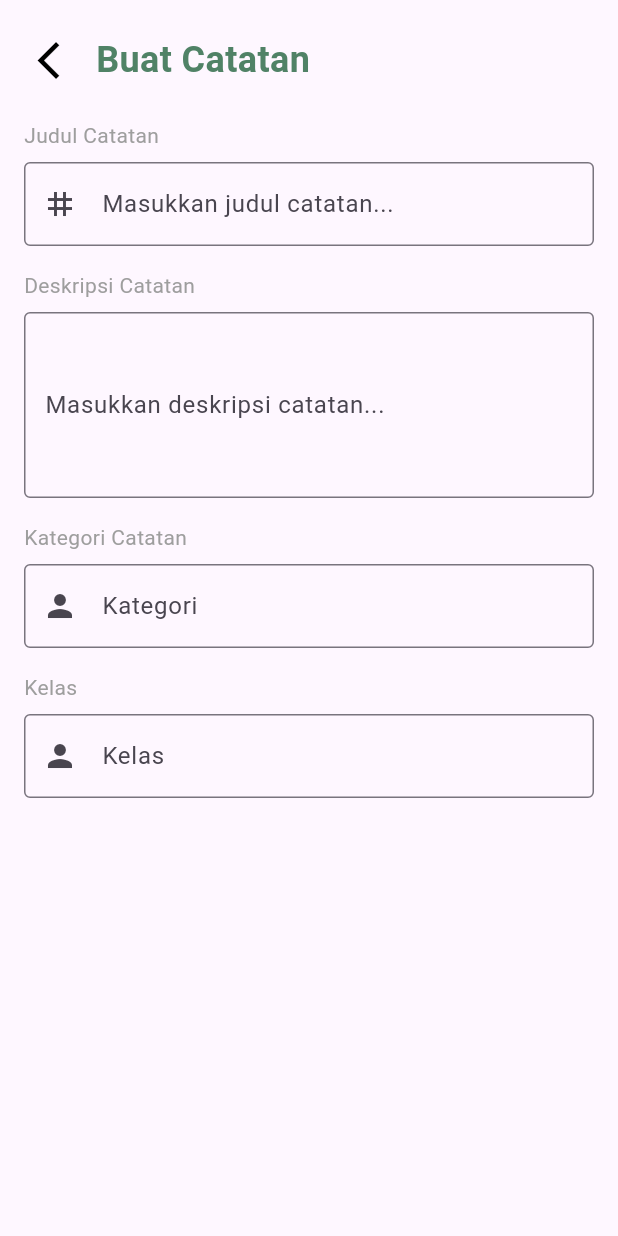
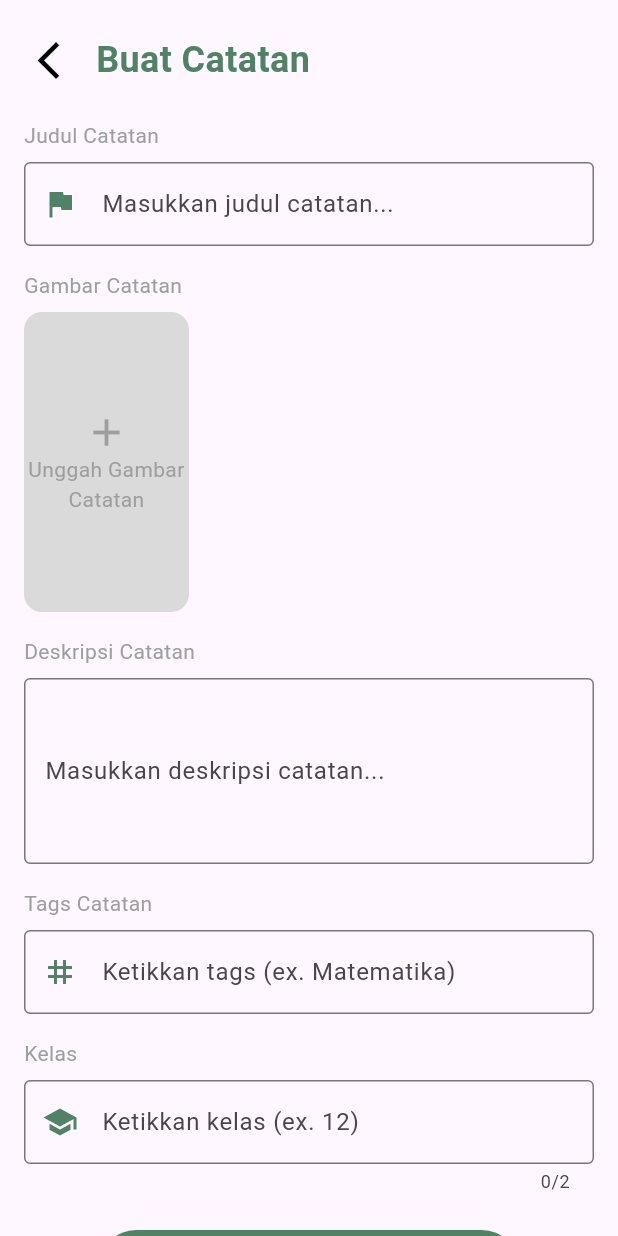
Before and after one commit to faizanrasyad/berbagi-catatan, a Flutter app: the BuatCatatan screen opened by its route, on a phone screen of 412 x 824 dp. Run offline on Flutter 3.47's test engine with Material 3 defaults, Android fonts, the light colour scheme and no system bars; missing offline and left inert: dart:ffi.

Commit message:
Tampilan Buat Catatan DONE | Upload Belum

```diff
--- a/lib/pages/buat_catatan.dart
+++ b/lib/pages/buat_catatan.dart
@@ -29,7 +29,9 @@
               Row(
                 children: [
                   IconButton(
-                    onPressed: () {},
+                    onPressed: () {
+                      Navigator.pop(context);
+                    },
                     icon: Icon(
                       Icons.arrow_back_ios,
                       color: Colors.black,
@@ -63,19 +65,59 @@
                         padding: EdgeInsets.only(top: 8, bottom: 16),
                         child: TextFormField(
                           controller: judulController,
-                          decoration: const InputDecoration(
+                          decoration: InputDecoration(
                               border: OutlineInputBorder(),
                               hintText: 'Masukkan judul catatan...',
                               hintStyle: TextStyle(
                                 fontWeight: FontWeight.normal,
                               ),
-                              prefixIcon: Icon(Icons.tag)),
+                              prefixIcon: Icon(
+                                Icons.flag,
+                                color: Warna().green100,
+                              )),
                           validator: (value) {
                             if (value == null || value.isEmpty) {
                               return "Judul can't be empty";
                             }
                             return null;
                           },
+                        ),
+                      ),
+                      Text(
+                        'Gambar Catatan',
+                        style: TextStyle(color: Colors.grey, fontSize: 14),
+                      ),
+                      Padding(
+                        padding: const EdgeInsets.only(top: 8, bottom: 16),
+                        child: InkWell(
+                          onTap: () {
+                            ScaffoldMessenger.of(context).showSnackBar(
+                                SnackBar(content: Text('OTW Upload')));
+                          },
+                          child: Container(
+                            height: 200,
+                            width: 110,
+                            decoration: BoxDecoration(
+                              color: Warna().lightGrey,
+                              borderRadius: BorderRadius.circular(12),
+                            ),
+                            child: Column(
+                              mainAxisAlignment: MainAxisAlignment.center,
+                              crossAxisAlignment: CrossAxisAlignment.center,
+                              children: [
+                                Icon(
+                                  Icons.add,
+                                  color: Colors.grey,
+                                  size: 30,
+                                ),
+                                Text(
+                                  'Unggah Gambar Catatan',
+                                  style: TextStyle(color: Colors.grey),
+                                  textAlign: TextAlign.center,
+                                )
+                              ],
+                            ),
+                          ),
                         ),
                       ),
                       Text(
@@ -102,18 +144,22 @@
                         ),
                       ),
                       Text(
-                        'Kategori Catatan',
+                        'Tags Catatan',
                         style: TextStyle(color: Colors.grey, fontSize: 14),
                       ),
                       Padding(
                         padding: EdgeInsets.only(top: 8, bottom: 16),
                         child: TextFormField(
                           controller: katController,
-                          decoration: const InputDecoration(
+                          decoration: InputDecoration(
                               border: OutlineInputBorder(),
-                              labelText: 'Kategori',
-                              hintText: 'Pilih kategori catatan...',
-                              prefixIcon: Icon(Icons.person)),
+                              hintText: 'Ketikkan tags (ex. Matematika)',
+                              hintStyle:
+                                  TextStyle(fontWeight: FontWeight.normal),
+                              prefixIcon: Icon(
+                                Icons.tag,
+                                color: Warna().green100,
+                              )),
                           validator: (value) {
                             if (value == null || value.isEmpty) {
                               return "Judul can't be empty";
@@ -129,12 +175,18 @@
                       Padding(
                         padding: EdgeInsets.only(top: 8, bottom: 16),
                         child: TextFormField(
+                          maxLength: 2,
+                          keyboardType: TextInputType.number,
                           controller: kelasController,
-                          decoration: const InputDecoration(
+                          decoration: InputDecoration(
                               border: OutlineInputBorder(),
-                              labelText: 'Kelas',
-                              hintText: 'Pilih kelas...',
-                              prefixIcon: Icon(Icons.person)),
+                              hintText: 'Ketikkan kelas (ex. 12)',
+                              hintStyle:
+                                  TextStyle(fontWeight: FontWeight.normal),
+                              prefixIcon: Icon(
+                                Icons.school,
+                                color: Warna().green100,
+                              )),
                           validator: (value) {
                             if (value == null || value.isEmpty) {
                               return "Judul can't be empty";
@@ -143,6 +195,34 @@
                           },
                         ),
                       ),
+                      Padding(
+                        padding:
+                            EdgeInsets.symmetric(horizontal: 50, vertical: 8),
+                        child: Center(
+                          child: ElevatedButton(
+                            onPressed: () {},
+                            child: Row(
+                                mainAxisAlignment: MainAxisAlignment.center,
+                                children: [
+                                  Icon(Icons.cloud_upload),
+                                  const SizedBox(
+                                    width: 8,
+                                  ),
+                                  Text(
+                                    'Unggah Catatan',
+                                    style: TextStyle(fontSize: 16),
+                                  ),
+                                ]),
+                            style: ElevatedButton.styleFrom(
+                                backgroundColor: Warna().green100,
+                                foregroundColor: Colors.white,
+                                minimumSize: Size(150, 50)),
+                          ),
+                        ),
+                      ),
+                      const SizedBox(
+                        height: 50,
+                      )
                     ],
                   )),
                 ),
--- a/lib/pages/detail_catatan.dart
+++ b/lib/pages/detail_catatan.dart
@@ -48,7 +48,7 @@
                   children: [
                     IconButton(
                       onPressed: () {
-                        Navigator.pushReplacementNamed(context, '/home');
+                        Navigator.pop(context);
                       },
                       icon: Icon(
                         Icons.arrow_back_ios,
--- a/lib/resources/color.dart
+++ b/lib/resources/color.dart
@@ -1,5 +1,6 @@
 import 'package:flutter/material.dart';
 
 class Warna {
-  Color green100 = const Color(0xFF508266);
+  Color green100 = Color(0xFF508266);
+  Color lightGrey = Color(0xFFdadada);
 }
```
